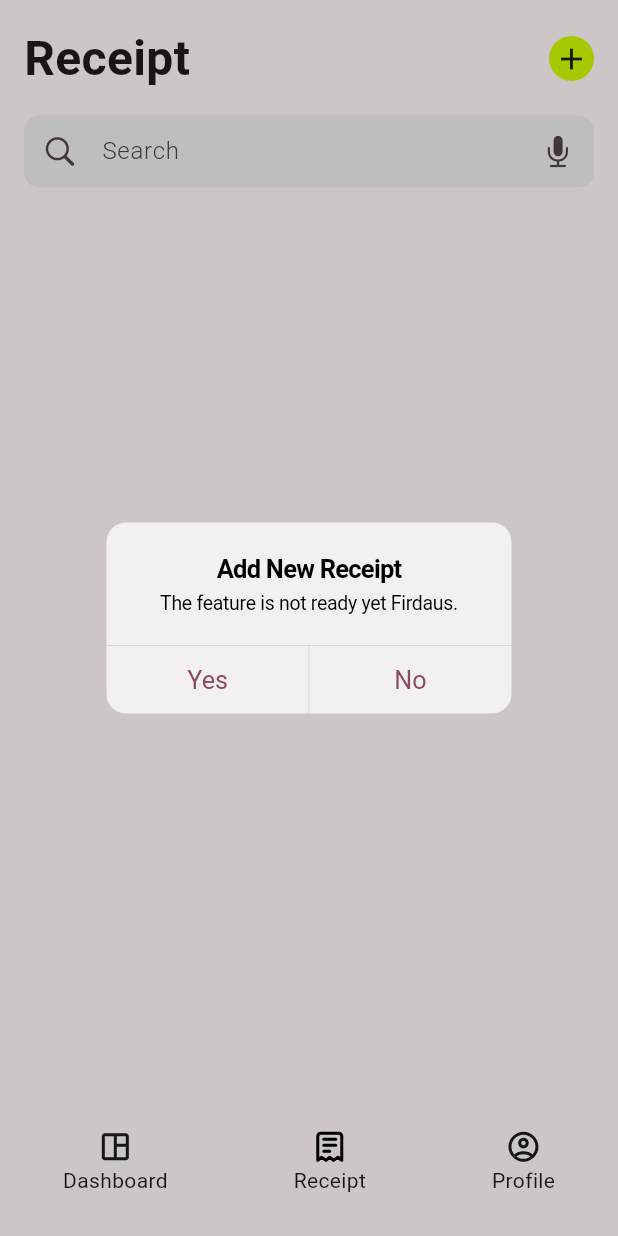
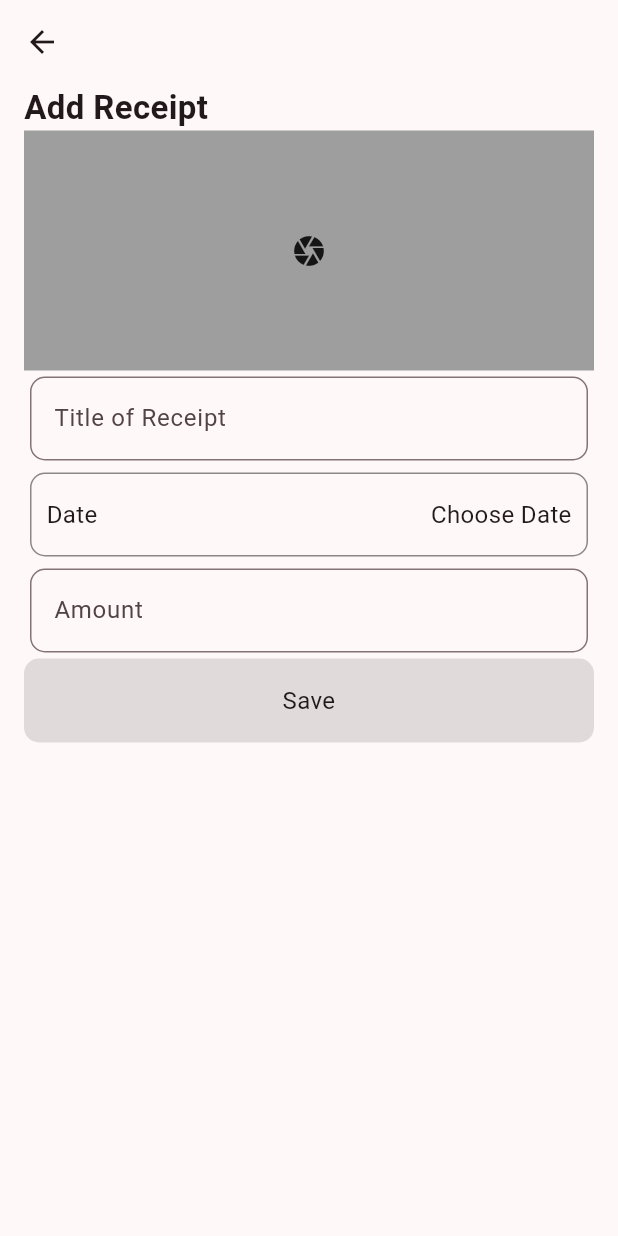
Before and after one commit to arifirfaan/ticer, a Flutter app: the screen it shows after launch, after a tap on "Continue with Google", after a tap on "Receipt", after a tap on the "add" icon, on a phone screen of 412 x 824 dp. Run offline on Flutter 3.47's test engine with Material 3 defaults, Android fonts, the light colour scheme and no system bars; our stand-ins replace camera, flutter_svg; network calls fail.

Commit message:
update android

```diff
--- /dev/null
+++ b/lib/addreceipt_page.dart
@@ -0,0 +1,151 @@
+import 'package:camera/camera.dart';
+import 'package:flutter/material.dart';
+import 'package:intl/intl.dart';
+import 'package:ticer/components/camera_preview.dart';
+
+class AddreceiptPage extends StatefulWidget {
+  const AddreceiptPage({super.key});
+
+  @override
+  State<AddreceiptPage> createState() => _AddreceiptPageState();
+}
+
+class _AddreceiptPageState extends State<AddreceiptPage> {
+  TextEditingController _titleController = TextEditingController();
+  TextEditingController _amountController = TextEditingController();
+
+  DateTime? _selectedDate;
+  final DateFormat _dateFormat = DateFormat('MM/dd/yyyy');
+
+  Future<void> _selectDate(BuildContext context) async {
+    final DateTime? picked = await showDatePicker(
+      context: context,
+      initialDate: DateTime.now(),
+      firstDate: DateTime(2000),
+      lastDate: DateTime(2101),
+    );
+
+    if (picked != null && picked != _selectedDate) {
+      setState(() {
+        _selectedDate = picked;
+      });
+    }
+  }
+
+  @override
+  void dispose() {
+    _amountController.dispose();
+    _titleController.dispose();
+    super.dispose();
+  }
+
+  @override
+  Widget build(BuildContext context) {
+    return Scaffold(
+      appBar: AppBar(),
+      body: Padding(
+        padding: const EdgeInsets.symmetric(horizontal: 16),
+        child: ListView(
+          children: [
+            Text(
+              "Add Receipt",
+              style: TextStyle(fontSize: 22, fontWeight: FontWeight.w600),
+            ),
+            InkWell(
+              onTap: () async {
+                // Obtain a list of available cameras on the device.
+                final cameras = await availableCameras();
+                // Get a specific camera from the list of available cameras.
+                final firstCamera = cameras.first;
+
+                Navigator.of(context)
+                    .push(MaterialPageRoute(builder: (context) {
+                  return CameraPreviewScreen(camera: firstCamera);
+                }));
+              },
+              child: Container(
+                height: 160,
+                width: 125,
+                color: Colors.grey,
+                child: Center(
+                  child: Icon(Icons.camera),
+                ),
+              ),
+            ),
+            Padding(
+              padding: const EdgeInsets.all(4.0),
+              child: TextField(
+                controller: _titleController,
+                decoration: InputDecoration(
+                  hintText: "Title of Receipt",
+                  border: OutlineInputBorder(
+                    borderRadius: BorderRadius.circular(10.0),
+                  ),
+                ),
+              ),
+            ),
+            Padding(
+              padding: const EdgeInsets.all(4.0),
+              child: InkWell(
+                onTap: () => _selectDate(context),
+                child: Container(
+                  height: 56,
+                  decoration: BoxDecoration(
+                      borderRadius: BorderRadius.circular(10),
+                      border: Border.all(color: Colors.black45)),
+                  child: Center(
+                    child: Padding(
+                      padding: const EdgeInsets.symmetric(horizontal: 10),
+                      child: Row(
+                        mainAxisAlignment: MainAxisAlignment.spaceBetween,
+                        children: [
+                          Text(
+                            'Date',
+                            style: TextStyle(fontSize: 16),
+                          ),
+                          Text(
+                            _selectedDate == null
+                                ? 'Choose Date'
+                                : _dateFormat.format(_selectedDate!),
+                            style: TextStyle(fontSize: 16),
+                          ),
+                        ],
+                      ),
+                    ),
+                  ),
+                ),
+              ),
+            ),
+            Padding(
+              padding: const EdgeInsets.all(4.0),
+              child: TextField(
+                controller: _amountController,
+                decoration: InputDecoration(
+                  hintText: "Amount",
+                  border: OutlineInputBorder(
+                    borderRadius: BorderRadius.circular(10.0),
+                  ),
+                ),
+              ),
+            ),
+            InkWell(
+                onTap: () {},
+                child: Container(
+                  height: 56,
+                  decoration: BoxDecoration(
+                      color: Colors.black12,
+                      borderRadius: BorderRadius.circular(10)),
+                  child: Center(
+                    child: Text(
+                      'Save',
+                      style: TextStyle(fontSize: 16),
+                      textAlign: TextAlign.center,
+                    ),
+                  ),
+                ))
+          ],
+        ),
+      ),
+    );
+  }
+}
--- /dev/null
+++ b/lib/components/camera_preview.dart
@@ -0,0 +1,56 @@
+import 'package:camera/camera.dart';
+import 'package:flutter/material.dart';
+
+class CameraPreviewScreen extends StatefulWidget {
+  final CameraDescription camera;
+
+  CameraPreviewScreen({required this.camera});
+
+  @override
+  _CameraPreviewScreenState createState() => _CameraPreviewScreenState();
+}
+
+class _CameraPreviewScreenState extends State<CameraPreviewScreen> {
+  late CameraController _controller;
+  late Future<void> _initializeControllerFuture;
+
+  @override
+  void initState() {
+    super.initState();
+    // Create a CameraController
+    _controller = CameraController(
+      widget.camera,
+      ResolutionPreset.medium,
+    );
+
+    // Initialize the controller
+    _initializeControllerFuture = _controller.initialize();
+  }
+
+  @override
+  void dispose() {
+    // Dispose of the controller when the widget is disposed.
+    _controller.dispose();
+    super.dispose();
+  }
+
+  @override
+  Widget build(BuildContext context) {
+    return Scaffold(
+      appBar: AppBar(title: Text('Camera Preview')),
+      // Wait until the controller is initialized before displaying the camera preview.
+      body: FutureBuilder<void>(
+        future: _initializeControllerFuture,
+        builder: (context, snapshot) {
+          if (snapshot.connectionState == ConnectionState.done) {
+            // If the Future is complete, display the preview.
+            return CameraPreview(_controller);
+          } else {
+            // Otherwise, display a loading indicator.
+            return Center(child: CircularProgressIndicator());
+          }
+        },
+      ),
+    );
+  }
+}
--- a/lib/main.dart
+++ b/lib/main.dart
@@ -36,8 +36,12 @@ class _MyHomePageState extends State<MyHomePage> {
 
   static const List<Widget> _widgetOptions = <Widget>[
     DashboardPage(), // Your existing content
-    Center(child: Text('Do\'a Page')), // Example Placeholder widget for the second tab
-    Center(child: Text('Profile Page')), // Example Placeholder widget for the third tab
+    Center(
+        child: Text(
+            'Do\'a Page')), // Example Placeholder widget for the second tab
+    Center(
+        child: Text(
+            'Profile Page')), // Example Placeholder widget for the third tab
   ];
 
   void _onItemTapped(int index) {
@@ -48,7 +52,7 @@ class _MyHomePageState extends State<MyHomePage> {
 
   @override
   Widget build(BuildContext context) {
-    return SplashScreen();
+    return Scaffold(body: SplashScreen());
     // Scaffold(
     //   // appBar: AppBar(
     //   //   backgroundColor: Theme.of(context).colorScheme.inversePrimary,
--- a/lib/receipt_page.dart
+++ b/lib/receipt_page.dart
@@ -1,4 +1,5 @@
 import 'package:flutter/material.dart';
+import 'package:ticer/addreceipt_page.dart';
 import 'package:ticer/components/bottom_bar.dart';
 import 'package:flutter/cupertino.dart';
 import 'package:cupertino_icons/cupertino_icons.dart';
@@ -11,14 +12,17 @@ class ReceiptPage extends StatefulWidget {
 }
 
 class _ReceiptPageState extends State<ReceiptPage> {
+  var receiptList = [];
+
   @override
   Widget build(BuildContext context) {
     return Scaffold(
+      appBar: AppBar(),
       body: Stack(
         children: [
           Container(
             padding: const EdgeInsets.all(16),
-            child: ListView(
+            child: Column(
               children: [
                 Row(
                     mainAxisAlignment: MainAxisAlignment.spaceBetween,
@@ -30,38 +34,39 @@ class _ReceiptPageState extends State<ReceiptPage> {
                       ),
                       InkWell(
                         onTap: () {
-                          showCupertinoDialog(
-                            context: context,
-                            builder: (BuildContext context) =>
-                                CupertinoAlertDialog(
-                              title: Text('Add New Receipt'),
-                              content:
-                                  Text('The feature is not ready yet Firdaus.'),
-                              actions: <Widget>[
-                                CupertinoDialogAction(
-                                  child: Text('Yes'),
-                                  onPressed: () {
-                                    Navigator.of(context)
-                                        .pop(); // Close the dialog
-                                  },
-                                ),
-                                CupertinoDialogAction(
-                                  child: Text('No'),
-                                  onPressed: () {
-                                    Navigator.of(context)
-                                        .pop(); // Close the dialog
-                                  },
-                                ),
-                              ],
-                            ),
-                          );
+                          Navigator.of(context)
+                              .push(MaterialPageRoute(builder: (context) {
+                            return AddreceiptPage();
+                          }));
+                          // showCupertinoDialog(
+                          //   context: context,
+                          //   builder: (BuildContext context) =>
+                          //       CupertinoAlertDialog(
+                          //     title: Text('Add New Receipt'),
+                          //     content:
+                          //         Text('The feature is not ready yet Firdaus.'),
+                          //     actions: <Widget>[
+                          //       CupertinoDialogAction(
+                          //         child: Text('Yes'),
+                          //         onPressed: () {
+                          //           Navigator.of(context)
+                          //               .pop(); // Close the dialog
+                          //         },
+                          //       ),
+                          //       CupertinoDialogAction(
+                          //         child: Text('No'),
+                          //         onPressed: () {
+                          //           Navigator.of(context)
+                          //               .pop(); // Close the dialog
+                          //         },
+                          //       ),
+                          //     ],
+                          //   ),
+                          // );
                         },
                         child: Container(
                           width: 30,
                           height: 30,
-                          decoration: BoxDecoration(
-                              color: Color(0xFFCEFA01),
-                              borderRadius: BorderRadius.circular(20)),
                           child: Center(child: Icon(Icons.add)),
                         ),
                       ),
@@ -84,6 +89,30 @@ class _ReceiptPageState extends State<ReceiptPage> {
                           suffixIcon: Icon(CupertinoIcons.mic_fill),
                           prefixIcon: Icon(CupertinoIcons.search))),
                 ),
+                Expanded(
+                    child: receiptList.isEmpty
+                        ? Center(
+                            child: SizedBox(
+                              width: 270,
+                              child: Column(
+                                mainAxisAlignment: MainAxisAlignment.center,
+                                crossAxisAlignment: CrossAxisAlignment.center,
+                                children: [
+                                  Text(
+                                    "You haven't save any receipt yet",
+                                    style: TextStyle(
+                                        fontSize: 16,
+                                        fontWeight: FontWeight.w600),
+                                  ),
+                                  Text(
+                                    "Scan or import your document to save your first receipt",
+                                    textAlign: TextAlign.center,
+                                  )
+                                ],
+                              ),
+                            ),
+                          )
+                        : Text("Got receipt"))
               ],
             ),
           ),
--- a/lib/splash_screen.dart
+++ b/lib/splash_screen.dart
@@ -11,6 +11,7 @@ class SplashScreen extends StatelessWidget {
     return Container(
       height: MediaQuery.of(context).size.height,
       width: MediaQuery.of(context).size.width,
+      padding: EdgeInsets.only(bottom: 40, top: 20),
       color: Colors.white,
       child: Column(
         children: [
@@ -19,13 +20,13 @@ class SplashScreen extends StatelessWidget {
             child: SvgPicture.asset('assets/svg/splash_logo.svg'),
           ),
           Container(
-              padding: EdgeInsets.all(10),
+              padding: const EdgeInsets.all(10),
               width: MediaQuery.of(context).size.width,
               child: ElevatedButton(
                   style: ElevatedButton.styleFrom(
                     backgroundColor: Colors.white,
                     shape: RoundedRectangleBorder(
-                      side: BorderSide(color: Colors.black),
+                      side: const BorderSide(color: Colors.black),
                       borderRadius:
                           BorderRadius.circular(8.0), // Set your desired radius
                     ),
@@ -33,27 +34,64 @@ class SplashScreen extends StatelessWidget {
                   onPressed: () {
                     Navigator.of(context)
                         .pushReplacement(MaterialPageRoute(builder: (context) {
-                      return DashboardPage();
+                      return const DashboardPage();
                     }));
                   },
-                  child: Text(
-                    'Continue with Google',
-                    style: TextStyle(color: Colors.black),
+                  child: Padding(
+                    padding: const EdgeInsets.all(12),
+                    child: Row(
+                      mainAxisAlignment: MainAxisAlignment.center,
+                      children: [
+                        SvgPicture.asset('assets/svg/google_icon.svg'),
+                        const SizedBox(
+                          width: 10,
+                        ),
+                        const Text(
+                          'Continue with Google',
+                          style: TextStyle(color: Colors.black, fontSize: 14),
+                        ),
+                      ],
+                    ),
                   ))),
           Container(
-              padding: EdgeInsets.all(10),
+              padding: const EdgeInsets.all(10),
               width: MediaQuery.of(context).size.width,
               child: ElevatedButton(
                   style: ElevatedButton.styleFrom(
                     backgroundColor: Colors.white,
                     shape: RoundedRectangleBorder(
-                      side: BorderSide(color: Colors.black),
+                      side: const BorderSide(color: Colors.black),
                       borderRadius:
                           BorderRadius.circular(8.0), // Set your desired radius
                     ),
                   ),
                   onPressed: () {},
-                  child: Text('Continue with Email')))
+                  child: const Padding(
+                    padding: EdgeInsets.all(12),
+                    child: Row(
+                      mainAxisAlignment: MainAxisAlignment.center,
+                      children: [
+                        Icon(Icons.mail_outline, color: Colors.black),
+                        SizedBox(
+                          width: 10,
+                        ),
+                        Text(
+                          'Continue with Email',
+                          style: TextStyle(color: Colors.black, fontSize: 14),
+                        ),
+                      ],
+                    ),
+                  ))),
+          Padding(
+            padding: const EdgeInsets.all(8.0),
+            child: Text(
+              "By continuing, you acknowledge that understand and agree to the Terms and Conditions and Privacy Policy.",
+              style: TextStyle(
+                fontSize: 10,
+              ),
+              textAlign: TextAlign.center,
+            ),
+          )
         ],
       ),
     );
--- a/pubspec.yaml
+++ b/pubspec.yaml
@@ -36,6 +36,8 @@ dependencies:
   # Use with the CupertinoIcons class for iOS style icons.
   cupertino_icons: ^1.0.6
   flutter_svg: ^2.0.10+1
+  intl: ^0.19.0
+  camera: ^0.11.0+1
 
 dev_dependencies:
   flutter_test:
```
Also changed, not shown: assets/svg/google_icon.svg (added), pubspec.lock, 2 other files.
